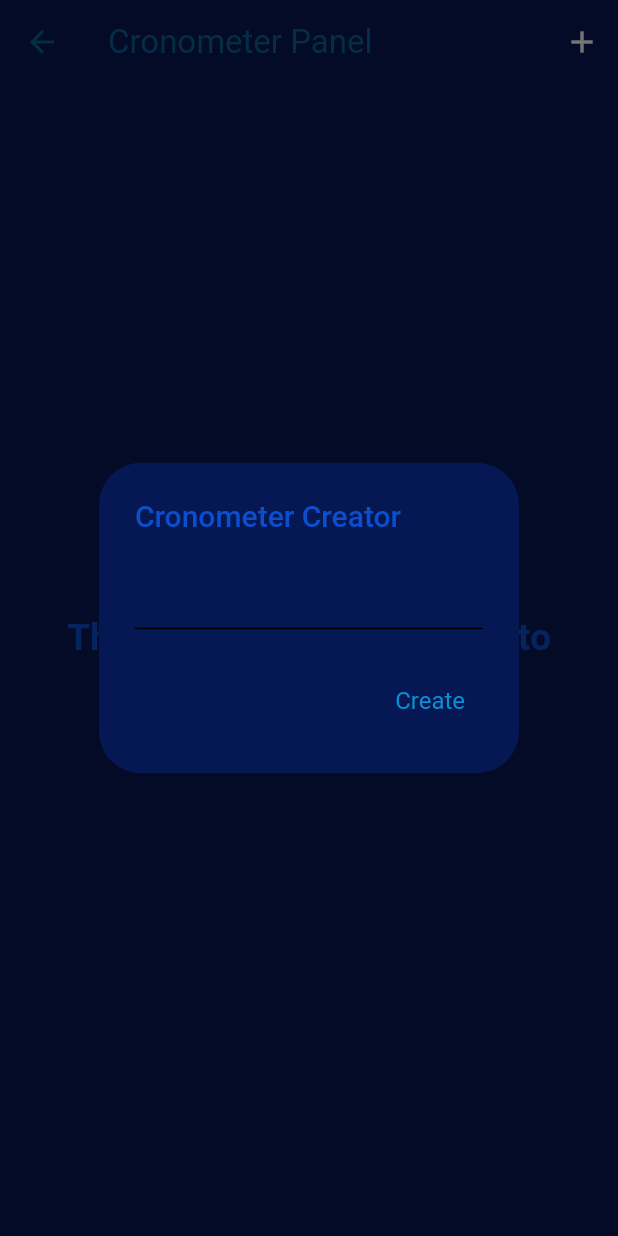
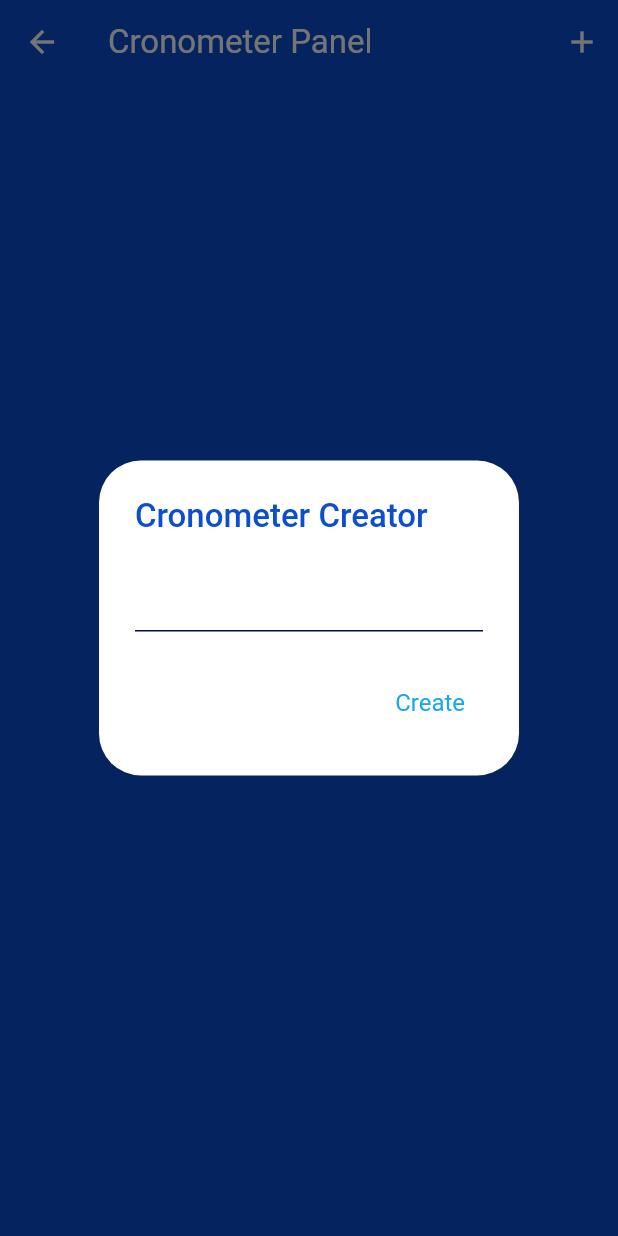
Before and after one commit to VFMiracle/Projeto-App-v0.3, a Flutter app: the CronometerPanelView screen opened directly, after a tap on the "add" icon, on a phone screen of 412 x 824 dp. Run offline on Flutter 3.47's test engine with Material 3 defaults, Android fonts, the light colour scheme and no system bars; our stand-ins replace flutter_local_notifications, numberpicker, sqflite, timezone; accounts and stored records are empty.

Commit message:
Iniciada Correção de Problemas Visuais do App
Correção de problemas visuais causados pela atualização do SDK do Flutter. Feitas correções nos arquivos principais de tema e no Time Editor Dialog.

```diff
--- a/lib/views/routes/cronometer_panel_view.dart
+++ b/lib/views/routes/cronometer_panel_view.dart
@@ -66,7 +66,21 @@ class _CronometerPanelViewState extends State<CronometerPanelView>{
           ),
         ),
       ],
-      content: TextField(controller: cronometerNameEdtngCtrlr),
+      content: TextField(
+        controller: cronometerNameEdtngCtrlr,
+        decoration: InputDecoration(
+          border: UnderlineInputBorder(
+            borderSide: BorderSide(color: Theme.of(context).dialogTheme.contentTextStyle!.color!)
+          ),
+          enabledBorder: UnderlineInputBorder(
+            borderSide: BorderSide(color: Theme.of(context).dialogTheme.contentTextStyle!.color!)
+          ),
+          focusedBorder: UnderlineInputBorder(
+            borderSide: BorderSide(color: Theme.of(context).dialogTheme.contentTextStyle!.color!)
+          )
+        ),
+        style: Theme.of(context).dialogTheme.contentTextStyle
+      ),
       title: const Text("Cronometer Creator"),
     );
   }
```
Also changed, not shown: lib/themes/main_dialog_theme.dart (added, +31 -0 lines), lib/themes/main_theme.dart (+7 -12 lines), lib/themes/my_dialog_theme.dart (deleted, +0 -19 lines), lib/themes/time_editor_theme.dart (+8 -1 lines), lib/views/routes/cronometer_view.dart (+8 -13 lines), lib/views/routes/time_record_panel_view.dart (+14 -5 lines), lib/views/widgets/reusable/time_editor_view.dart (+8 -3 lines), project_notes/A Fazer.txt (+7 -2 lines), 2 other files.
